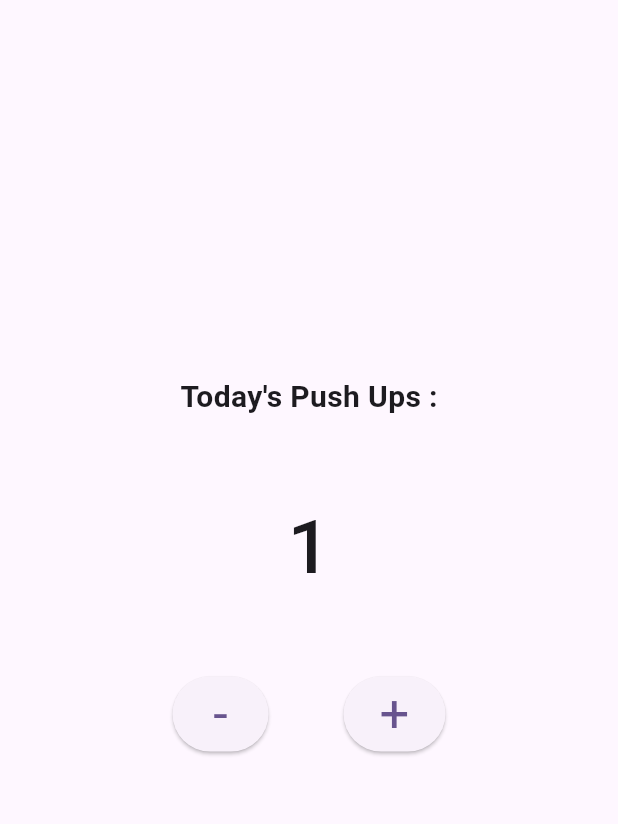
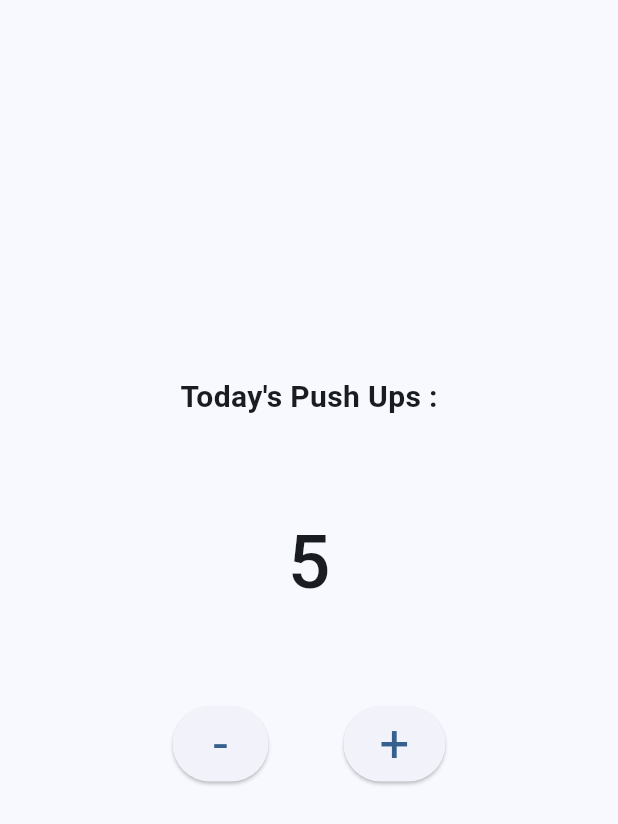
Before and after one commit to PriyanshuSuryawanshi/Daily_Pushup_Tracker, a Flutter app: the screen it shows after launch, after a tap on an icon or button, on a phone screen of 412 x 824 dp. Shown: the top 824 px of the screen. Run offline on Flutter 3.47's test engine with Material 2 defaults, Android fonts, the phone set to English and light mode, and no system bars.

```diff
--- a/lib/main.dart
+++ b/lib/main.dart
@@ -12,7 +12,7 @@ class MyApp extends StatelessWidget {
     return MaterialApp(
       title: 'Flutter Demo',
       theme: ThemeData(
-        colorScheme: ColorScheme.fromSeed(seedColor: Colors.deepPurple),
+        colorScheme: ColorScheme.fromSeed(seedColor: Colors.blue),
         useMaterial3: true,
       ),
       home: const MyHomePage(),
@@ -29,6 +29,7 @@ class MyHomePage extends StatefulWidget {
 
 class _MyHomePageState extends State<MyHomePage> {
   int count = 0;
+  int multiplier = 5;
 
   @override
   Widget build(BuildContext context) {
@@ -40,17 +41,17 @@ class _MyHomePageState extends State<MyHomePage> {
             'Today\'s Push Ups :',
             style: TextStyle(fontSize: 20, fontWeight: FontWeight.w700),
           ),
-          const SizedBox(height: 50),
+          const SizedBox(height: 60),
           Text(
             '$count',
             style: const TextStyle(fontSize: 50, fontWeight: FontWeight.w500),
           ),
-          const SizedBox(height: 50),
+          const SizedBox(height: 60),
           Row(
             mainAxisAlignment: MainAxisAlignment.center,
             children: [
               ElevatedButton(
-                  onPressed: subtractPushup,
+                  onPressed: () => subtractPushup(multiplier),
                   child: const Text(
                     '-',
                     style: TextStyle(fontSize: 35, fontWeight: FontWeight.w400),
@@ -59,7 +60,7 @@ class _MyHomePageState extends State<MyHomePage> {
                 width: 50,
               ),
               ElevatedButton(
-                  onPressed: addPushup,
+                  onPressed: () => addPushup(multiplier),
                   child: const Text(
                     '+',
                     style: TextStyle(fontSize: 35, fontWeight: FontWeight.w400),
@@ -71,14 +72,14 @@ class _MyHomePageState extends State<MyHomePage> {
     );
   }
 
-  addPushup() {
-    count += 1;
+  void addPushup(int val) {
+    count += val;
     setState(() {});
   }
 
-  subtractPushup() {
+  void subtractPushup(int val) {
     if (count > 0) {
-      count -= 1;
+      count -= val;
     }
     setState(() {});
   }
```
Also changed, not shown: 1 other file.
